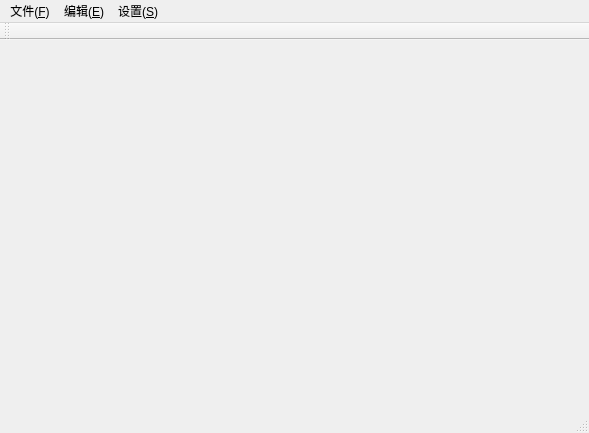
This is mainwindow.ui in DiscreteTom/MiniWord as Qt 5 draws it before an edit. The edited form follows.
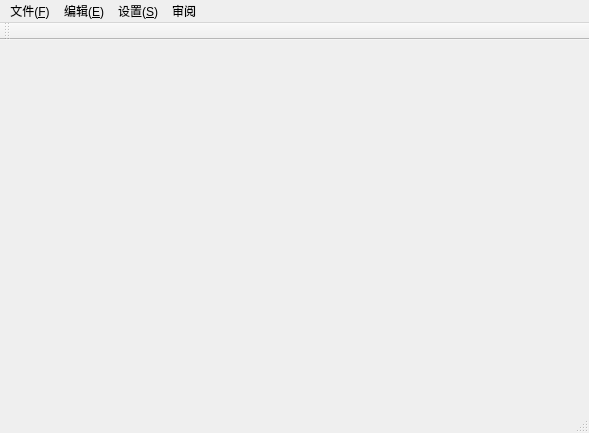
This is the edited form.

Diff of the .ui file:
```diff
--- a/mainwindow.ui
+++ b/mainwindow.ui
@@ -59,9 +59,20 @@
     <addaction name="action_Setting"/>
     <addaction name="action_Help"/>
    </widget>
+   <widget class="QMenu" name="menu">
+    <property name="title">
+     <string>审阅</string>
+    </property>
+    <addaction name="action_toLine"/>
+    <addaction name="action_toParagraph"/>
+    <addaction name="action_GetCharNum"/>
+    <addaction name="action_AddTime"/>
+    <addaction name="action_ShowLine"/>
+   </widget>
    <addaction name="menu_F"/>
    <addaction name="menu_E"/>
    <addaction name="menu_H"/>
+   <addaction name="menu"/>
   </widget>
   <widget class="QToolBar" name="mainToolBar">
    <attribute name="toolBarArea">
```
Left out of the diff: 40 changed lines with no effect on the pictures.
